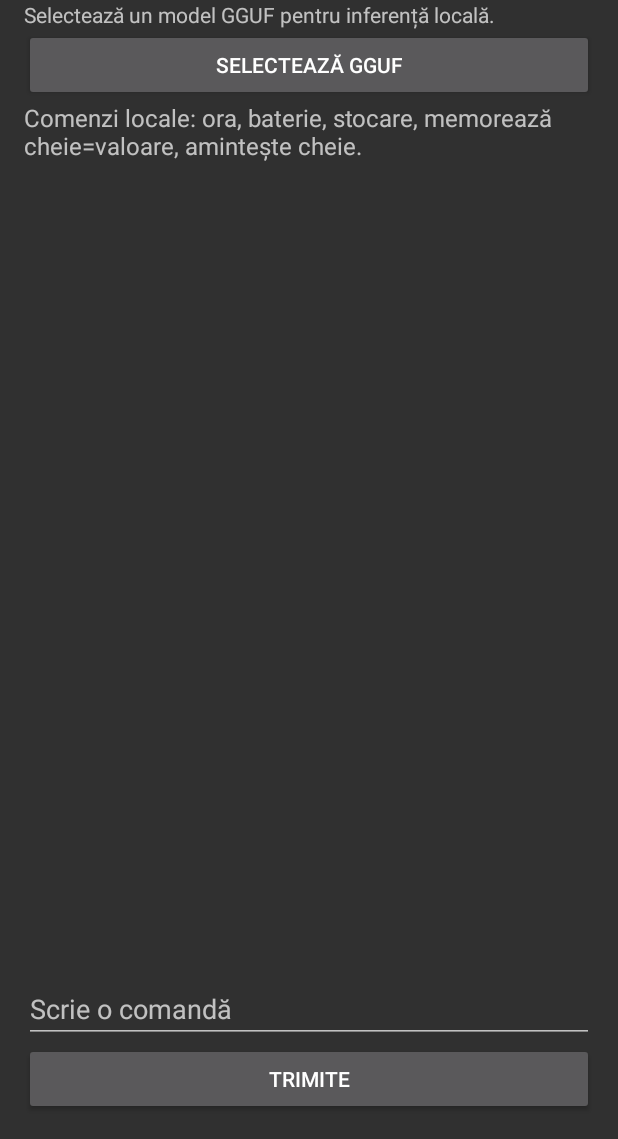
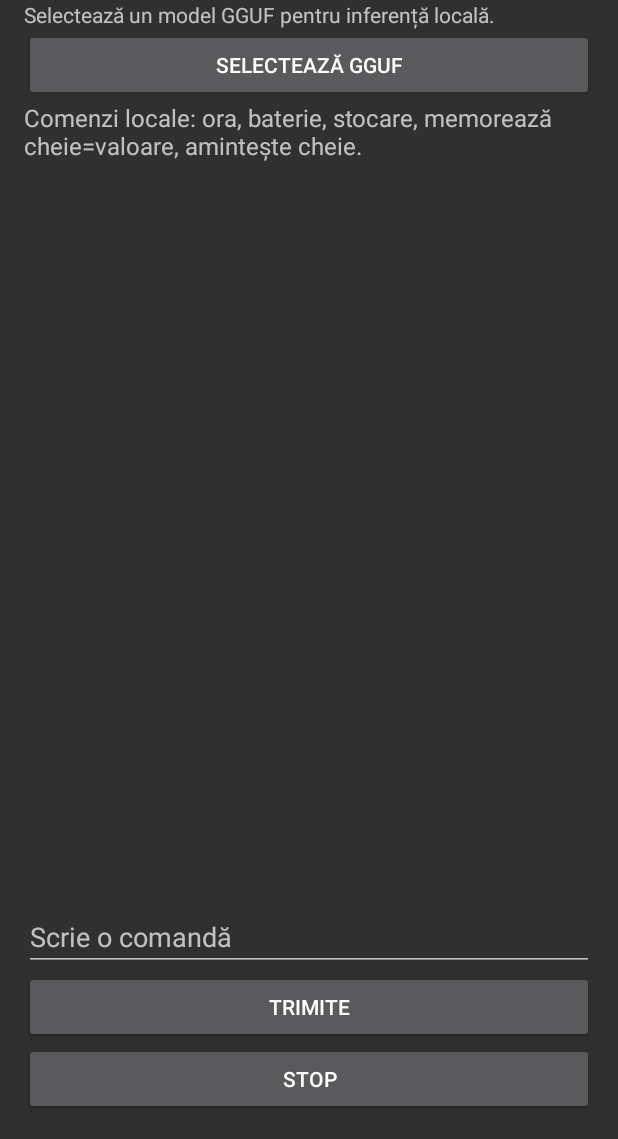
Before and after one commit to Xilonalpha/Xilonalpha-XILON-JARVIS, an Android app: the screen it shows after launch (MainActivity), on a phone screen of 412 x 824 dp, the part 97-1236 px from its top. Run offline under Robolectric (Android 15) with nearby library versions, the phone set to English and light mode, and no system bars.

Commit message:
Wire STOP button and lifecycle cancellation

```diff
--- a/app/src/main/java/com/xilon/jarvis/MainActivity.kt
+++ b/app/src/main/java/com/xilon/jarvis/MainActivity.kt
@@ -10,7 +10,7 @@ import java.text.DateFormat
 import java.util.Date
 class MainActivity : Activity() {
  private val worker = java.util.concurrent.Executors.newSingleThreadExecutor()
- private var nativeModel: NativeModel? = null
+ @Volatile private var nativeModel: NativeModel? = null
  private var busy = false
  private lateinit var memory: LocalMemory
  private lateinit var transcript: TextView
@@ -39,13 +39,15 @@ class MainActivity : Activity() {
     if(local != null) append("JARVIS: "+local)
     else {
      busy=true
+     nativeModel?.resetCancellation()
      worker.execute {
       val answer=try { nativeModel?.generate(q) ?: "Selectează și încarcă un model GGUF." } catch(e:Exception) { "Eroare inferență: "+e.message } catch(e:LinkageError) { "Biblioteca nativă indisponibilă: "+e.message }
-      runOnUiThread { if(!isDestroyed) { busy=false; append("JARVIS: "+answer) } }
+      runOnUiThread { if(!isDestroyed) { busy=false; append("JARVIS: "+answer + if(nativeModel?.isCancelled()==true) " [Oprit]" else "") } }
      }
     }
    }
   } })
+  root.addView(Button(this).apply { text="STOP"; setOnClickListener { nativeModel?.stop() } })
   setContentView(root)
   append("Comenzi locale: ora, baterie, stocare, memorează cheie=valoare, amintește cheie.")
  }
@@ -91,6 +93,7 @@ class MainActivity : Activity() {
   } catch(e:Exception) { modelStatus.text="Selectarea a eșuat: "+e.message }
  }
  override fun onDestroy() {
+  nativeModel?.stop()
   worker.execute { nativeModel?.close(); nativeModel=null }
   worker.shutdown()
   super.onDestroy()
```
